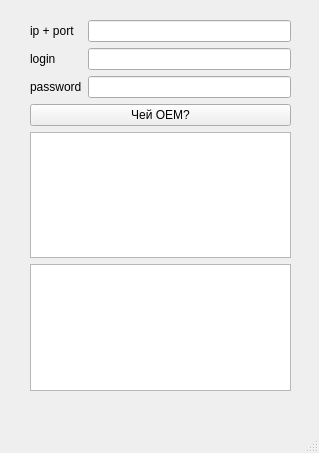
Above: authform.ui from elizavetagoova/OEMizator before the change. Below: the same form after it.
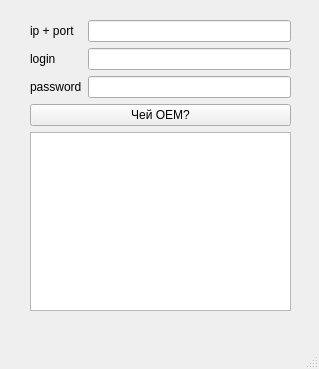
That is the form after the change.

The edit to the form file:
```diff
--- a/authform.ui
+++ b/authform.ui
@@ -7,7 +7,7 @@
     <x>0</x>
     <y>0</y>
     <width>319</width>
-    <height>453</height>
+    <height>369</height>
    </rect>
   </property>
   <property name="windowTitle">
@@ -20,7 +20,7 @@
       <x>30</x>
       <y>20</y>
       <width>261</width>
-      <height>371</height>
+      <height>291</height>
      </rect>
     </property>
     <layout class="QVBoxLayout" name="verticalLayout">
@@ -65,9 +65,6 @@
        </property>
       </widget>
      </item>
-     <item>
-      <widget class="QListView" name="listView"/>
-     </item>
      <item>
       <widget class="QListWidget" name="listWidget">
        <property name="enabled">
```
